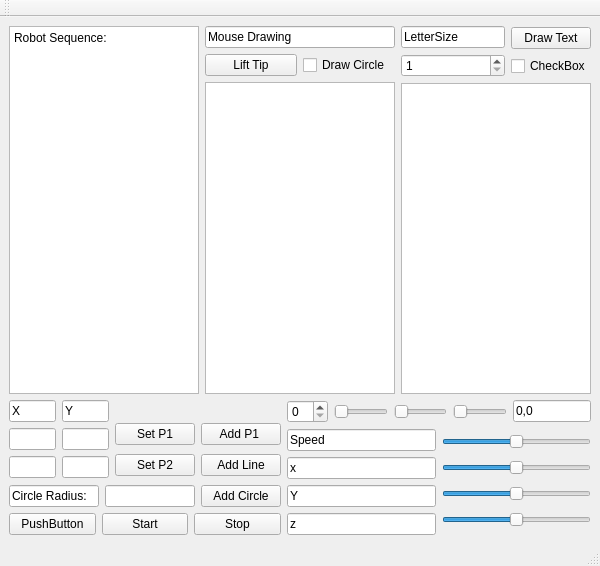
Above: CAPISample/robotdrawui.ui from dzunder32/BachelorRobot before the change. Below: the same form after it.
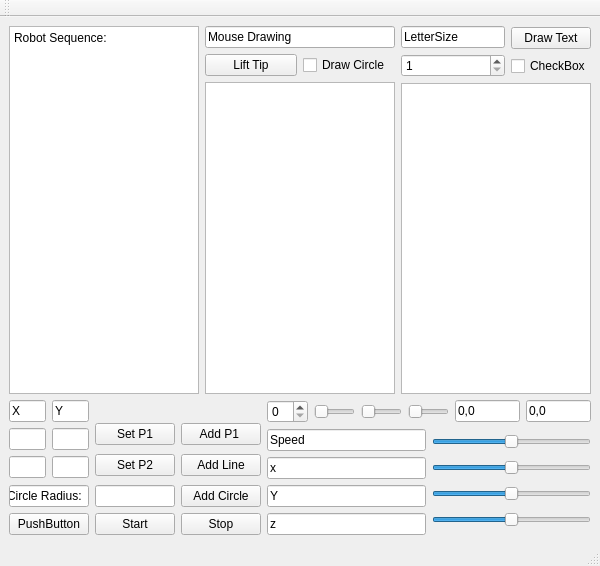
That is the form after the change.

Patch:
```diff
--- a/CAPISample/robotdrawui.ui
+++ b/CAPISample/robotdrawui.ui
@@ -299,6 +299,13 @@
               </property>
              </widget>
             </item>
+            <item>
+             <widget class="QLineEdit" name="lineEdit_2">
+              <property name="text">
+               <string>0,0</string>
+              </property>
+             </widget>
+            </item>
             <item>
              <widget class="QLineEdit" name="lineEdit_Range">
               <property name="text">
```
